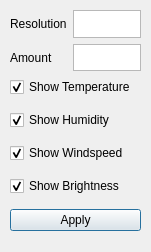
Old version of the form QT_project/WeerProject/settings.ui in the repository TheKayneGame/AlWEER-een-project.
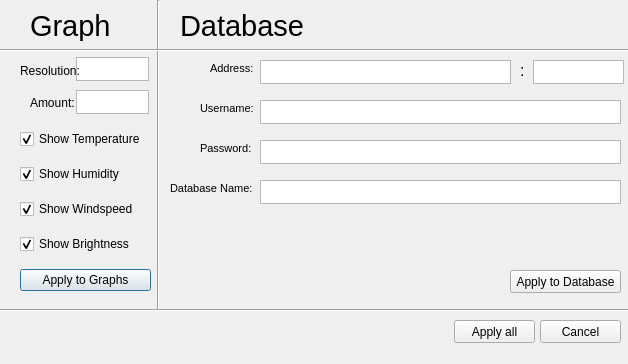
New version of the form.

Commit message: code cleanup and settings menu upgrade

The edit to the form file:
```diff
--- a/QT_project/WeerProject/settings.ui
+++ b/QT_project/WeerProject/settings.ui
@@ -6,8 +6,8 @@
    <rect>
     <x>0</x>
     <y>0</y>
-    <width>151</width>
-    <height>252</height>
+    <width>628</width>
+    <height>364</height>
    </rect>
   </property>
   <property name="windowTitle">
@@ -16,10 +16,10 @@
   <widget class="QWidget" name="layoutWidget">
    <property name="geometry">
     <rect>
-     <x>10</x>
-     <y>70</y>
+     <x>20</x>
+     <y>120</y>
      <width>131</width>
-     <height>171</height>
+     <height>181</height>
     </rect>
    </property>
    <layout class="QGridLayout" name="gridLayout">
@@ -59,7 +59,7 @@
     <item row="5" column="0">
      <widget class="QPushButton" name="Apply">
       <property name="text">
-       <string>Apply</string>
+       <string>Apply to Graphs</string>
       </property>
      </widget>
     </item>
@@ -75,43 +75,324 @@
     </item>
    </layout>
   </widget>
-  <widget class="QWidget" name="gridLayoutWidget">
+  <widget class="QLabel" name="label_3">
    <property name="geometry">
     <rect>
-     <x>10</x>
+     <x>30</x>
      <y>10</y>
-     <width>131</width>
-     <height>61</height>
+     <width>101</width>
+     <height>31</height>
     </rect>
    </property>
-   <layout class="QGridLayout" name="gridLayout_2">
-    <item row="1" column="2">
-     <widget class="QTextEdit" name="AmountValue">
-      <property name="font">
-       <font>
-        <pointsize>8</pointsize>
-       </font>
-      </property>
-     </widget>
-    </item>
-    <item row="1" column="0">
-     <widget class="QLabel" name="label_2">
-      <property name="text">
-       <string>Amount</string>
-      </property>
-     </widget>
-    </item>
-    <item row="0" column="0">
-     <widget class="QLabel" name="label">
-      <property name="text">
-       <string>Resolution</string>
-      </property>
-     </widget>
-    </item>
-    <item row="0" column="2">
-     <widget class="QTextEdit" name="ResolutionValue"/>
-    </item>
-   </layout>
+   <property name="font">
+    <font>
+     <pointsize>22</pointsize>
+    </font>
+   </property>
+   <property name="text">
+    <string>Graph</string>
+   </property>
+  </widget>
+  <widget class="Line" name="line">
+   <property name="geometry">
+    <rect>
+     <x>150</x>
+     <y>0</y>
+     <width>16</width>
+     <height>311</height>
+    </rect>
+   </property>
+   <property name="orientation">
+    <enum>Qt::Vertical</enum>
+   </property>
+  </widget>
+  <widget class="QLabel" name="label_4">
+   <property name="geometry">
+    <rect>
+     <x>180</x>
+     <y>10</y>
+     <width>151</width>
+     <height>31</height>
+    </rect>
+   </property>
+   <property name="font">
+    <font>
+     <pointsize>22</pointsize>
+    </font>
+   </property>
+   <property name="text">
+    <string>Database</string>
+   </property>
+  </widget>
+  <widget class="Line" name="line_2">
+   <property name="geometry">
+    <rect>
+     <x>0</x>
+     <y>40</y>
+     <width>641</width>
+     <height>21</height>
+    </rect>
+   </property>
+   <property name="orientation">
+    <enum>Qt::Horizontal</enum>
+   </property>
+  </widget>
+  <widget class="QTextEdit" name="UsernameText">
+   <property name="geometry">
+    <rect>
+     <x>260</x>
+     <y>100</y>
+     <width>361</width>
+     <height>24</height>
+    </rect>
+   </property>
+  </widget>
+  <widget class="QTextEdit" name="PortText">
+   <property name="geometry">
+    <rect>
+     <x>533</x>
+     <y>60</y>
+     <width>91</width>
+     <height>24</height>
+    </rect>
+   </property>
+  </widget>
+  <widget class="QTextEdit" name="AddressText">
+   <property name="geometry">
+    <rect>
+     <x>260</x>
+     <y>60</y>
+     <width>251</width>
+     <height>24</height>
+    </rect>
+   </property>
+  </widget>
+  <widget class="QLabel" name="label_5">
+   <property name="geometry">
+    <rect>
+     <x>210</x>
+     <y>60</y>
+     <width>71</width>
+     <height>16</height>
+    </rect>
+   </property>
+   <property name="font">
+    <font>
+     <pointsize>8</pointsize>
+    </font>
+   </property>
+   <property name="text">
+    <string>Address:</string>
+   </property>
+  </widget>
+  <widget class="QLabel" name="label_6">
+   <property name="geometry">
+    <rect>
+     <x>200</x>
+     <y>100</y>
+     <width>71</width>
+     <height>16</height>
+    </rect>
+   </property>
+   <property name="font">
+    <font>
+     <pointsize>8</pointsize>
+    </font>
+   </property>
+   <property name="text">
+    <string>Username:</string>
+   </property>
+  </widget>
+  <widget class="QLabel" name="label_7">
+   <property name="geometry">
+    <rect>
+     <x>200</x>
+     <y>140</y>
+     <width>71</width>
+     <height>16</height>
+    </rect>
+   </property>
+   <property name="font">
+    <font>
+     <pointsize>8</pointsize>
+    </font>
+   </property>
+   <property name="text">
+    <string>Password:</string>
+   </property>
+  </widget>
+  <widget class="QLabel" name="label_8">
+   <property name="geometry">
+    <rect>
+     <x>170</x>
+     <y>180</y>
+     <width>91</width>
+     <height>16</height>
+    </rect>
+   </property>
+   <property name="font">
+    <font>
+     <pointsize>8</pointsize>
+    </font>
+   </property>
+   <property name="text">
+    <string>Database Name:</string>
+   </property>
+  </widget>
+  <widget class="QTextEdit" name="PasswordText">
+   <property name="geometry">
+    <rect>
+     <x>260</x>
+     <y>140</y>
+     <width>361</width>
+     <height>24</height>
+    </rect>
+   </property>
+  </widget>
+  <widget class="QTextEdit" name="NameText">
+   <property name="geometry">
+    <rect>
+     <x>260</x>
+     <y>180</y>
+     <width>361</width>
+     <height>24</height>
+    </rect>
+   </property>
+  </widget>
+  <widget class="Line" name="line_3">
+   <property name="geometry">
+    <rect>
+     <x>0</x>
+     <y>300</y>
+     <width>641</width>
+     <height>21</height>
+    </rect>
+   </property>
+   <property name="orientation">
+    <enum>Qt::Horizontal</enum>
+   </property>
+  </widget>
+  <widget class="QLabel" name="label_9">
+   <property name="geometry">
+    <rect>
+     <x>520</x>
+     <y>55</y>
+     <width>47</width>
+     <height>31</height>
+    </rect>
+   </property>
+   <property name="font">
+    <font>
+     <pointsize>12</pointsize>
+     <weight>50</weight>
+     <bold>false</bold>
+    </font>
+   </property>
+   <property name="text">
+    <string>:</string>
+   </property>
+  </widget>
+  <widget class="QLabel" name="label_2">
+   <property name="geometry">
+    <rect>
+     <x>30</x>
+     <y>90</y>
+     <width>50</width>
+     <height>26</height>
+    </rect>
+   </property>
+   <property name="text">
+    <string>Amount:</string>
+   </property>
+  </widget>
+  <widget class="QTextEdit" name="ResolutionValue">
+   <property name="geometry">
+    <rect>
+     <x>76</x>
+     <y>57</y>
+     <width>73</width>
+     <height>24</height>
+    </rect>
+   </property>
+   <property name="sizePolicy">
+    <sizepolicy hsizetype="Preferred" vsizetype="Preferred">
+     <horstretch>0</horstretch>
+     <verstretch>0</verstretch>
+    </sizepolicy>
+   </property>
+  </widget>
+  <widget class="QTextEdit" name="AmountValue">
+   <property name="geometry">
+    <rect>
+     <x>76</x>
+     <y>90</y>
+     <width>73</width>
+     <height>24</height>
+    </rect>
+   </property>
+   <property name="sizePolicy">
+    <sizepolicy hsizetype="Preferred" vsizetype="Preferred">
+     <horstretch>0</horstretch>
+     <verstretch>0</verstretch>
+    </sizepolicy>
+   </property>
+   <property name="font">
+    <font>
+     <pointsize>8</pointsize>
+    </font>
+   </property>
+  </widget>
+  <widget class="QLabel" name="label">
+   <property name="geometry">
+    <rect>
+     <x>20</x>
+     <y>57</y>
+     <width>81</width>
+     <height>27</height>
+    </rect>
+   </property>
+   <property name="text">
+    <string>Resolution:</string>
+   </property>
+  </widget>
+  <widget class="QPushButton" name="ApplyDataButton">
+   <property name="geometry">
+    <rect>
+     <x>510</x>
+     <y>270</y>
+     <width>111</width>
+     <height>23</height>
+    </rect>
+   </property>
+   <property name="text">
+    <string>Apply to Database</string>
+   </property>
+  </widget>
+  <widget class="QPushButton" name="ApplyAllButton">
+   <property name="geometry">
+    <rect>
+     <x>454</x>
+     <y>320</y>
+     <width>81</width>
+     <height>23</height>
+    </rect>
+   </property>
+   <property name="text">
+    <string>Apply all</string>
+   </property>
+  </widget>
+  <widget class="QPushButton" name="CancelButton">
+   <property name="geometry">
+    <rect>
+     <x>540</x>
+     <y>320</y>
+     <width>81</width>
+     <height>23</height>
+    </rect>
+   </property>
+   <property name="text">
+    <string>Cancel</string>
+   </property>
   </widget>
  </widget>
  <resources/>
```
Left out of the diff: 26 changed lines with no effect on the pictures. The commit also changes 24 other files.
